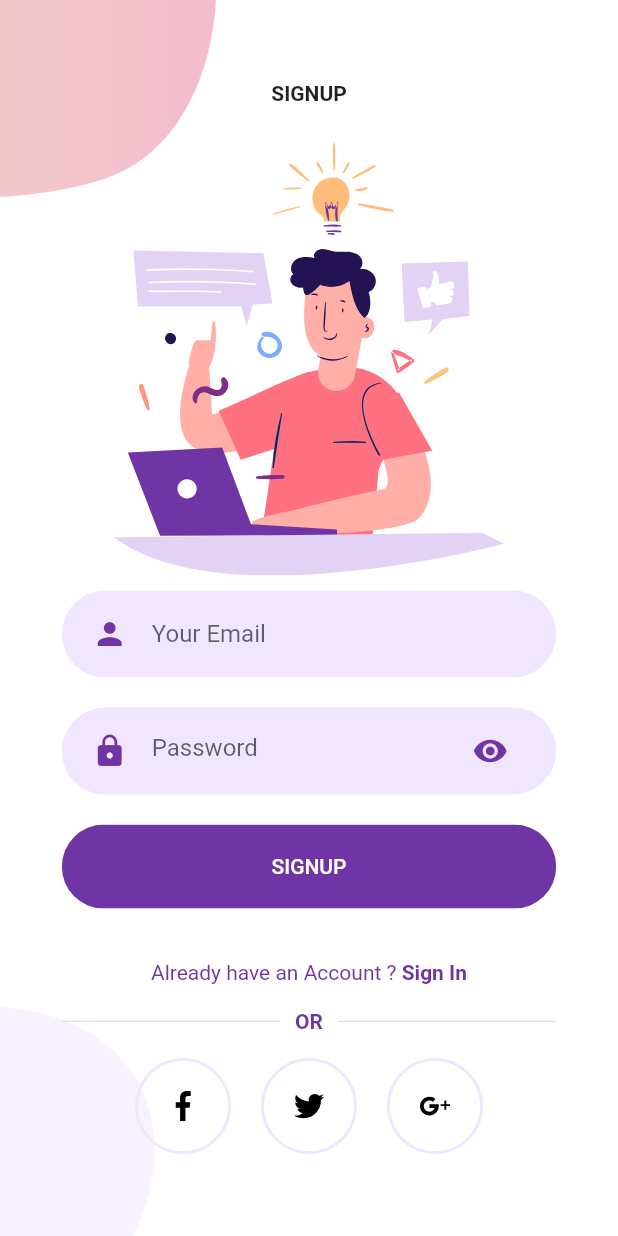
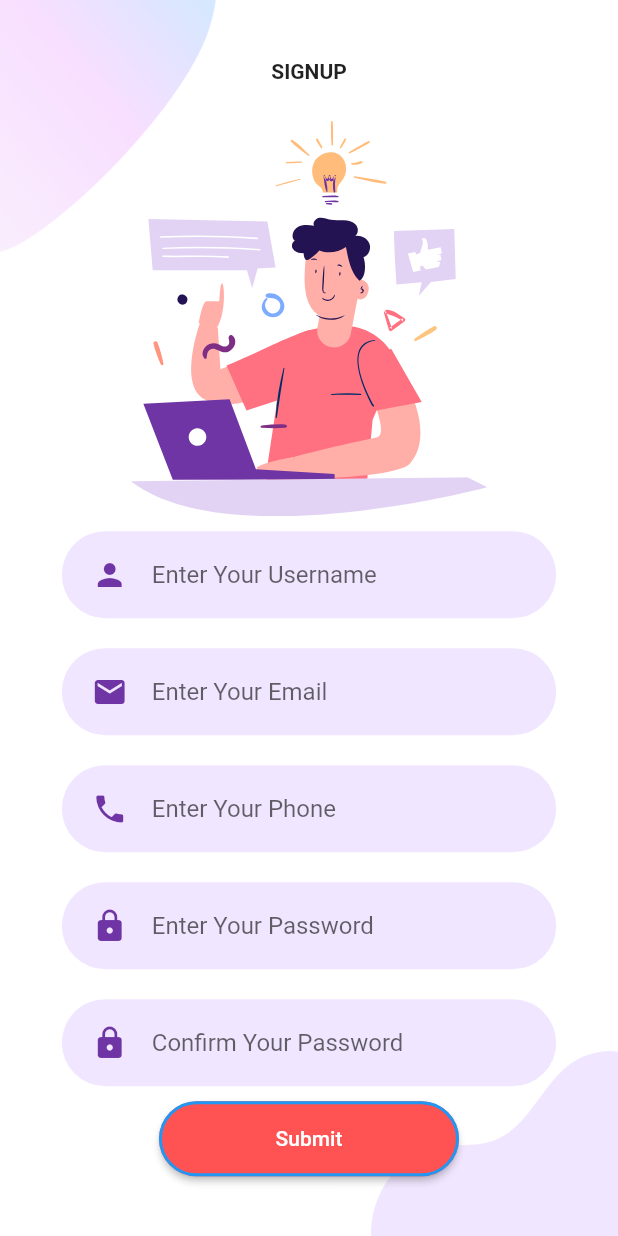
Before and after one commit to nafseerck/propertygram2021, a Flutter app: the screen it shows after launch, after a tap on "SIGN UP", on a phone screen of 412 x 824 dp. Run offline on Flutter 3.47's test engine with Material 2 defaults, Android fonts, the phone set to English and light mode, and no system bars; our stand-ins replace flutter_svg, shared_preferences.

Commit message:
Ui new changes

```diff
--- a/lib/Screens/Login/components/body.dart
+++ b/lib/Screens/Login/components/body.dart
@@ -31,7 +31,7 @@ class Body extends StatelessWidget {
             ),
             SizedBox(height: size.height * 0.03),
             RoundedInputField(
-              hintText: "Your Email",
+              hintText: "Your Username",
               onChanged: (value) {},
             ),
             RoundedPasswordField(
--- a/lib/Screens/Login/login_screen.dart
+++ b/lib/Screens/Login/login_screen.dart
@@ -1,11 +1,12 @@
 import 'package:flutter/material.dart';
 import 'package:propertygram_2021/Screens/Login/components/body.dart';
+import 'package:propertygram_2021/Screens/Login/components/bodynew.dart';
 
 class LoginScreen extends StatelessWidget {
   @override
   Widget build(BuildContext context) {
     return Scaffold(
-      body: Body(),
+      body: Login(),
     );
   }
 }
--- a/lib/Screens/Signup/components/body.dart
+++ b/lib/Screens/Signup/components/body.dart
@@ -25,7 +25,11 @@ class Body extends StatelessWidget {
             SizedBox(height: size.height * 0.03),
             SvgPicture.asset(
               "assets/icons/signup.svg",
-              height: size.height * 0.35,
+              height: size.height * 0.32,
+            ),
+            RoundedInputField(
+              hintText: "Your Username",
+              onChanged: (value) {},
             ),
             RoundedInputField(
               hintText: "Your Email",
--- /dev/null
+++ b/lib/Screens/Signup/components/bodynew.dart
@@ -0,0 +1,224 @@
+import 'dart:convert';
+import 'package:propertygram_2021/Screens/Login/login_screen.dart';
+import 'package:propertygram_2021/constants.dart';
+import 'package:propertygram_2021/components/text_field_container.dart';
+
+import 'package:flutter/material.dart';
+import 'package:flutter_svg/flutter_svg.dart';
+import 'package:http/http.dart' as http;
+import 'package:propertygram_2021/Screens/Login/components/background.dart';
+
+class SignUp extends StatefulWidget {
+  @override
+  _SignUpState createState() => _SignUpState();
+}
+
+class _SignUpState extends State<SignUp> {
+  TextEditingController _name = TextEditingController();
+  TextEditingController _email = TextEditingController();
+  TextEditingController _phone = TextEditingController();
+  TextEditingController _password = TextEditingController();
+  TextEditingController _confirmpassword = TextEditingController();
+
+  final GlobalKey<FormState> _formKey = GlobalKey<FormState>();
+
+  @override
+  Widget build(BuildContext context) {
+    Size size = MediaQuery.of(context).size;
+    return Background(
+      child: SingleChildScrollView(
+        child: Form(
+          key: _formKey,
+          child: Column(
+            mainAxisAlignment: MainAxisAlignment.center,
+            children: <Widget>[
+              Text(
+                "SIGNUP",
+                style: TextStyle(fontWeight: FontWeight.bold),
+              ),
+              SizedBox(height: size.height * 0.03),
+              SvgPicture.asset(
+                "assets/icons/signup.svg",
+                height: size.height * 0.32,
+              ),
+
+              //username
+              TextFieldContainer(
+                child: TextFormField(
+                  controller: _name,
+                  keyboardType: TextInputType.text,
+                  cursorColor: kPrimaryColor,
+                  decoration: InputDecoration(
+                    icon: Icon(
+                      Icons.person,
+                      color: kPrimaryColor,
+                    ),
+                    hintText: "Enter Your Username",
+                    border: InputBorder.none,
+                  ),
+                  validator: (String value) {
+                    if (value.isEmpty) {
+                      return "Please Enter Your Username";
+                    }
+
+                    return null;
+                  },
+                  onSaved: (String name) {},
+                ),
+              ),
+
+              //email
+              TextFieldContainer(
+                child: TextFormField(
+                  controller: _email,
+                  keyboardType: TextInputType.emailAddress,
+                  cursorColor: kPrimaryColor,
+                  decoration: InputDecoration(
+                    icon: Icon(
+                      Icons.email,
+                      color: kPrimaryColor,
+                    ),
+                    hintText: "Enter Your Email",
+                    border: InputBorder.none,
+                  ),
+                  validator: (String value) {
+                    if (value.isEmpty) {
+                      return "Please Enter Your Email";
+                    }
+                    if (!RegExp("^[a-zA-Z0-9+_.-]+@[a-zA-Z0-9.-]+.[a-z]")
+                        .hasMatch(value)) {
+                      return "Please enter valid email";
+                    }
+                    return null;
+                  },
+                  onSaved: (String email) {},
+                ),
+              ),
+              //Phone
+              TextFieldContainer(
+                child: TextFormField(
+                  controller: _phone,
+                  keyboardType: TextInputType.text,
+                  cursorColor: kPrimaryColor,
+                  decoration: InputDecoration(
+                    icon: Icon(
+                      Icons.phone,
+                      color: kPrimaryColor,
+                    ),
+                    hintText: "Enter Your Phone",
+                    border: InputBorder.none,
+                  ),
+                  validator: (String value) {
+                    if (value.isEmpty) {
+                      return "Please Enter Your Phone";
+                    }
+                    if (value.length < 9) {
+                      return "Please Enter Valid Phone Number";
+                    }
+                    return null;
+                  },
+                  onSaved: (String phone) {},
+                ),
+              ),
+
+              //password
+              TextFieldContainer(
+                child: TextFormField(
+                  controller: _password,
+                  keyboardType: TextInputType.text,
+                  cursorColor: kPrimaryColor,
+                  decoration: InputDecoration(
+                    icon: Icon(
+                      Icons.lock,
+                      color: kPrimaryColor,
+                    ),
+                    hintText: "Enter Your Password",
+                    border: InputBorder.none,
+                  ),
+                  validator: (String value) {
+                    if (value.isEmpty) {
+                      return "Please Enter Your Password";
+                    }
+
+                    return null;
+                  },
+                ),
+              ),
+              //confirm password
+
+              TextFieldContainer(
+                child: TextFormField(
+                  controller: _confirmpassword,
+                  keyboardType: TextInputType.text,
+                  cursorColor: kPrimaryColor,
+                  decoration: InputDecoration(
+                    icon: Icon(
+                      Icons.lock,
+                      color: kPrimaryColor,
+                    ),
+                    hintText: "Confirm Your Password",
+                    border: InputBorder.none,
+                  ),
+                  validator: (String value) {
+                    if (value.isEmpty) {
+                      return "Confirm Your Password";
+                    }
+                    if (_password.text != _confirmpassword.text) {
+                      return "Password Do not match";
+                    }
+
+                    return null;
+                  },
+                ),
+              ),
+
+              SizedBox(
+                width: 200,
+                height: 50,
+                child: RaisedButton(
+                  color: Colors.redAccent,
+                  onPressed: () {
+                    if (_formKey.currentState.validate()) {
+                      registrationUser();
+                      Navigator.push(
+                        context,
+                        MaterialPageRoute(builder: (context) => LoginScreen()),
+                      );
+                      print("Successful");
+                    } else {
+                      print("Unsuccessfull");
+                    }
+                  },
+                  shape: RoundedRectangleBorder(
+                      borderRadius: BorderRadius.circular(50.0),
+                      side: BorderSide(color: Colors.blue, width: 2)),
+                  textColor: Colors.white,
+                  child: Text("Submit"),
+                ),
+              ),
+              //End of sized
+            ],
+          ),
+        ),
+      ),
+    );
+  }
+
+  Future registrationUser() async {
+    // url to registration php script
+    var apiUrl =
+        "https://www.ireproperty.com/promo/propertygram/registration.php";
+    //json maping user entered details
+    Map mapeddate = {
+      'name': _name.text,
+      'email': _email.text,
+      'phone': _phone.text,
+      'password': _password.text
+    };
+    //send  data using http post to our php code
+    http.Response reponse = await http.post(apiUrl, body: mapeddate);
+    //getting response from php code, here
+    var data = jsonDecode(reponse.body);
+    print("DATA: $data");
+  }
+}
--- a/lib/Screens/Signup/signup_screen.dart
+++ b/lib/Screens/Signup/signup_screen.dart
@@ -1,11 +1,12 @@
 import 'package:flutter/material.dart';
 import 'package:propertygram_2021/Screens/Signup/components/body.dart';
+import 'package:propertygram_2021/Screens/Signup/components/bodynew.dart';
 
 class SignUpScreen extends StatelessWidget {
   @override
   Widget build(BuildContext context) {
     return Scaffold(
-      body: Body(),
+      body: SignUp(),
     );
   }
 }
--- a/lib/main.dart
+++ b/lib/main.dart
@@ -10,7 +10,7 @@ class MyApp extends StatelessWidget {
   Widget build(BuildContext context) {
     return MaterialApp(
       debugShowCheckedModeBanner: false,
-      title: 'Flutter Auth',
+      title: '_Property Gram',
       theme: ThemeData(
         primaryColor: kPrimaryColor,
         scaffoldBackgroundColor: Colors.white,
--- a/pubspec.yaml
+++ b/pubspec.yaml
@@ -28,6 +28,9 @@ dependencies:
   # Use with the CupertinoIcons class for iOS style icons.
   cupertino_icons: ^0.1.2
   flutter_svg: ^0.19.1
+  http: ^0.12.0
+  shared_preferences : any
+
 
 dev_dependencies:
   flutter_test:
```
Also changed, not shown: lib/Screens/Login/components/bodynew.dart (added, +155 -0 lines), pubspec.lock.
